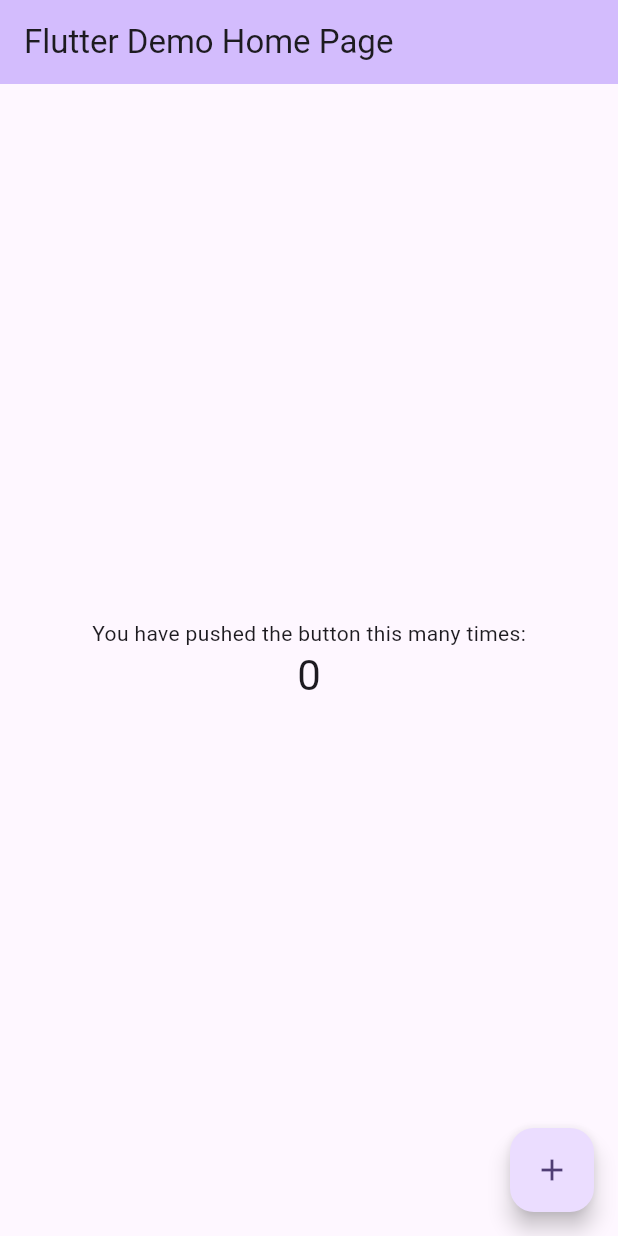
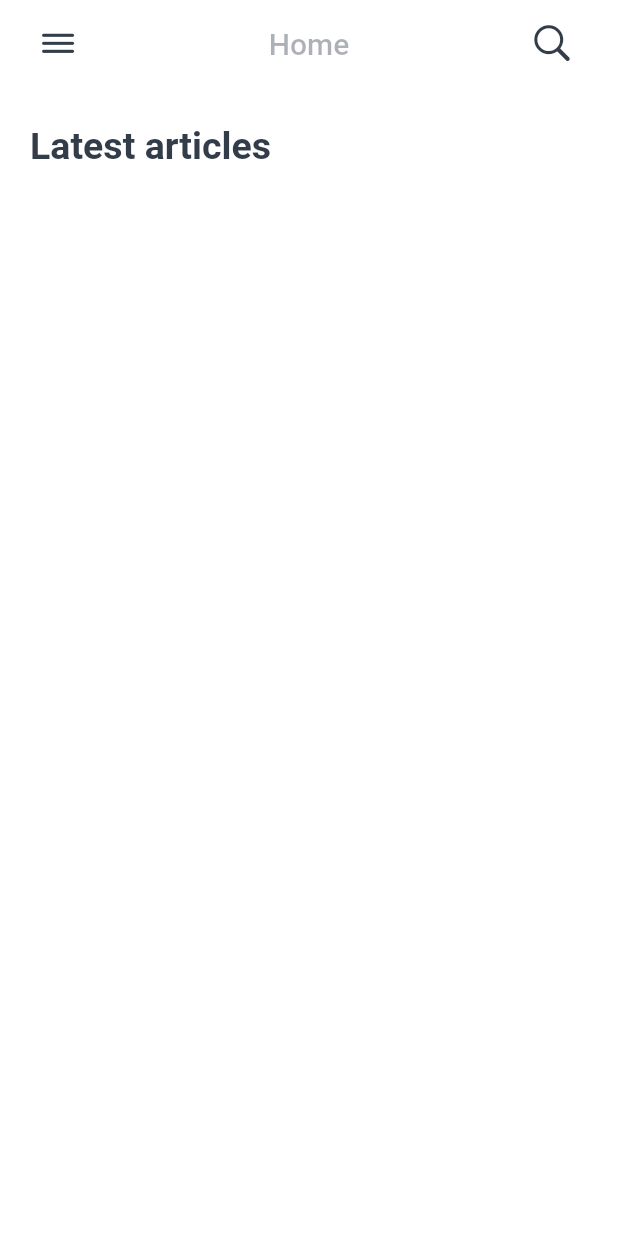
Before and after one commit to crisvargas03/the_daily_app, a Flutter app: the screen it shows after launch, on a phone screen of 412 x 824 dp. Run offline on Flutter 3.47's test engine with Material 2 defaults, Android fonts, the light colour scheme and no system bars.

Commit message:
feat: creating the basic desing a all the screens neeeded

```diff
--- /dev/null
+++ b/lib/constants/color.dart
@@ -0,0 +1,7 @@
+import 'package:flutter/material.dart';
+
+const Color glaciarWhite = Color(0xffFFFFFF);
+const Color spacialGray = Color(0xffB1BCCC);
+const Color lotusGray = Color(0xffEFF5FE);
+const Color icedBlue = Color(0xff376AF5);
+const Color nigthBlack = Color(0xff333C49);
--- a/lib/main.dart
+++ b/lib/main.dart
@@ -1,125 +1,20 @@
 import 'package:flutter/material.dart';
+import 'package:the_daily_app/screens/home.dart';
 
 void main() {
-  runApp(const MyApp());
+  runApp(
+    const MyApp(),
+  );
 }
 
 class MyApp extends StatelessWidget {
   const MyApp({super.key});
-
-  // This widget is the root of your application.
   @override
   Widget build(BuildContext context) {
-    return MaterialApp(
+    return const MaterialApp(
+      debugShowCheckedModeBanner: false,
       title: 'Flutter Demo',
-      theme: ThemeData(
-        // This is the theme of your application.
-        //
-        // TRY THIS: Try running your application with "flutter run". You'll see
-        // the application has a blue toolbar. Then, without quitting the app,
-        // try changing the seedColor in the colorScheme below to Colors.green
-        // and then invoke "hot reload" (save your changes or press the "hot
-        // reload" button in a Flutter-supported IDE, or press "r" if you used
-        // the command line to start the app).
-        //
-        // Notice that the counter didn't reset back to zero; the application
-        // state is not lost during the reload. To reset the state, use hot
-        // restart instead.
-        //
-        // This works for code too, not just values: Most code changes can be
-        // tested with just a hot reload.
-        colorScheme: ColorScheme.fromSeed(seedColor: Colors.deepPurple),
-        useMaterial3: true,
-      ),
-      home: const MyHomePage(title: 'Flutter Demo Home Page'),
+      home: Home(),
     );
   }
 }
-
-class MyHomePage extends StatefulWidget {
-  const MyHomePage({super.key, required this.title});
-
-  // This widget is the home page of your application. It is stateful, meaning
-  // that it has a State object (defined below) that contains fields that affect
-  // how it looks.
-
-  // This class is the configuration for the state. It holds the values (in this
-  // case the title) provided by the parent (in this case the App widget) and
-  // used by the build method of the State. Fields in a Widget subclass are
-  // always marked "final".
-
-  final String title;
-
-  @override
-  State<MyHomePage> createState() => _MyHomePageState();
-}
-
-class _MyHomePageState extends State<MyHomePage> {
-  int _counter = 0;
-
-  void _incrementCounter() {
-    setState(() {
-      // This call to setState tells the Flutter framework that something has
-      // changed in this State, which causes it to rerun the build method below
-      // so that the display can reflect the updated values. If we changed
-      // _counter without calling setState(), then the build method would not be
-      // called again, and so nothing would appear to happen.
-      _counter++;
-    });
-  }
-
-  @override
-  Widget build(BuildContext context) {
-    // This method is rerun every time setState is called, for instance as done
-    // by the _incrementCounter method above.
-    //
-    // The Flutter framework has been optimized to make rerunning build methods
-    // fast, so that you can just rebuild anything that needs updating rather
-    // than having to individually change instances of widgets.
-    return Scaffold(
-      appBar: AppBar(
-        // TRY THIS: Try changing the color here to a specific color (to
-        // Colors.amber, perhaps?) and trigger a hot reload to see the AppBar
-        // change color while the other colors stay the same.
-        backgroundColor: Theme.of(context).colorScheme.inversePrimary,
-        // Here we take the value from the MyHomePage object that was created by
-        // the App.build method, and use it to set our appbar title.
-        title: Text(widget.title),
-      ),
-      body: Center(
-        // Center is a layout widget. It takes a single child and positions it
-        // in the middle of the parent.
-        child: Column(
-          // Column is also a layout widget. It takes a list of children and
-          // arranges them vertically. By default, it sizes itself to fit its
-          // children horizontally, and tries to be as tall as its parent.
-          //
-          // Column has various properties to control how it sizes itself and
-          // how it positions its children. Here we use mainAxisAlignment to
-          // center the children vertically; the main axis here is the vertical
-          // axis because Columns are vertical (the cross axis would be
-          // horizontal).
-          //
-          // TRY THIS: Invoke "debug painting" (choose the "Toggle Debug Paint"
-          // action in the IDE, or press "p" in the console), to see the
-          // wireframe for each widget.
-          mainAxisAlignment: MainAxisAlignment.center,
-          children: <Widget>[
-            const Text(
-              'You have pushed the button this many times:',
-            ),
-            Text(
-              '$_counter',
-              style: Theme.of(context).textTheme.headlineMedium,
-            ),
-          ],
-        ),
-      ),
-      floatingActionButton: FloatingActionButton(
-        onPressed: _incrementCounter,
-        tooltip: 'Increment',
-        child: const Icon(Icons.add),
-      ), // This trailing comma makes auto-formatting nicer for build methods.
-    );
-  }
-}
--- /dev/null
+++ b/lib/screens/details.dart
@@ -0,0 +1,28 @@
+import "package:flutter/cupertino.dart";
+import "package:flutter/material.dart";
+import "package:the_daily_app/screens/home.dart";
+
+import "../widgets/custom_appbar.dart";
+
+class Details extends StatelessWidget {
+  const Details({super.key});
+
+  @override
+  Widget build(BuildContext context) {
+    return Scaffold(
+      appBar: CustomAppBar(
+        title: "Details",
+        rightIcon: CupertinoIcons.back,
+        rightButtonAction: () {
+          Navigator.push(
+            context,
+            MaterialPageRoute(builder: (context) => const Home()),
+          );
+        },
+      ),
+      body: const Center(
+        child: Text("Details"),
+      ),
+    );
+  }
+}
--- /dev/null
+++ b/lib/screens/home.dart
@@ -0,0 +1,46 @@
+import 'package:flutter/cupertino.dart';
+import 'package:flutter/material.dart';
+import 'package:the_daily_app/constants/color.dart';
+import 'package:the_daily_app/screens/search.dart';
+import 'package:the_daily_app/widgets/custom_appbar.dart';
+
+class Home extends StatefulWidget {
+  const Home({super.key});
+
+  @override
+  State<Home> createState() => _HomeState();
+}
+
+class _HomeState extends State<Home> {
+  @override
+  Widget build(BuildContext context) {
+    return Scaffold(
+      appBar: CustomAppBar(
+        title: "Home",
+        rightIcon: CupertinoIcons.search,
+        rightButtonAction: () {
+          Navigator.push(
+            context,
+            MaterialPageRoute(builder: (context) => const Search()),
+          );
+        },
+      ),
+      backgroundColor: glaciarWhite,
+      body: const Padding(
+          padding: EdgeInsets.symmetric(horizontal: 20, vertical: 25),
+          child: SafeArea(
+              child: Column(
+            children: [
+              Text(
+                "Latest articles",
+                style: TextStyle(
+                  fontSize: 25,
+                  fontWeight: FontWeight.w700,
+                  color: nigthBlack,
+                ),
+              ),
+            ],
+          ))),
+    );
+  }
+}
--- /dev/null
+++ b/lib/screens/search.dart
@@ -0,0 +1,28 @@
+import "package:flutter/cupertino.dart";
+import "package:flutter/material.dart";
+import "package:the_daily_app/screens/home.dart";
+
+import "../widgets/custom_appbar.dart";
+
+class Search extends StatelessWidget {
+  const Search({super.key});
+
+  @override
+  Widget build(BuildContext context) {
+    return Scaffold(
+      appBar: CustomAppBar(
+        title: "Search",
+        rightIcon: CupertinoIcons.xmark,
+        rightButtonAction: () {
+          Navigator.push(
+            context,
+            MaterialPageRoute(builder: (context) => const Home()),
+          );
+        },
+      ),
+      body: const Center(
+        child: Text("Search"),
+      ),
+    );
+  }
+}
--- /dev/null
+++ b/lib/widgets/custom_appbar.dart
@@ -0,0 +1,61 @@
+import 'package:flutter/cupertino.dart';
+import 'package:flutter/material.dart';
+import 'package:the_daily_app/constants/color.dart';
+
+class CustomAppBar extends StatelessWidget implements PreferredSizeWidget {
+  final String title;
+  final IconData? rightIcon;
+  final VoidCallback? leftButtonAction;
+  final VoidCallback? rightButtonAction;
+
+  const CustomAppBar({
+    super.key,
+    required this.title,
+    this.rightIcon,
+    this.leftButtonAction,
+    this.rightButtonAction,
+  });
+
+  @override
+  Size get preferredSize => const Size.fromHeight(kToolbarHeight + 2);
+
+  @override
+  Widget build(BuildContext context) {
+    return AppBar(
+      title: Text(
+        title,
+        style: TextStyle(
+          fontSize: 20,
+          color: const Color(0xff333C49).withOpacity(0.4),
+        ),
+      ),
+      elevation: 0,
+      backgroundColor: glaciarWhite,
+      centerTitle: true,
+      toolbarHeight: kToolbarHeight + 5,
+      leading: Padding(
+          padding: const EdgeInsets.symmetric(horizontal: 20.0, vertical: 5),
+          child: IconButton(
+            icon: const Icon(
+              CupertinoIcons.bars,
+              color: nigthBlack,
+              size: 30,
+            ),
+            onPressed: leftButtonAction,
+          )),
+      actions: [
+        Padding(
+          padding: const EdgeInsets.symmetric(horizontal: 20.0, vertical: 5),
+          child: IconButton(
+            icon: Icon(
+              rightIcon,
+              color: nigthBlack,
+              size: 30,
+            ),
+            onPressed: rightButtonAction,
+          ),
+        ),
+      ],
+    );
+  }
+}
```
